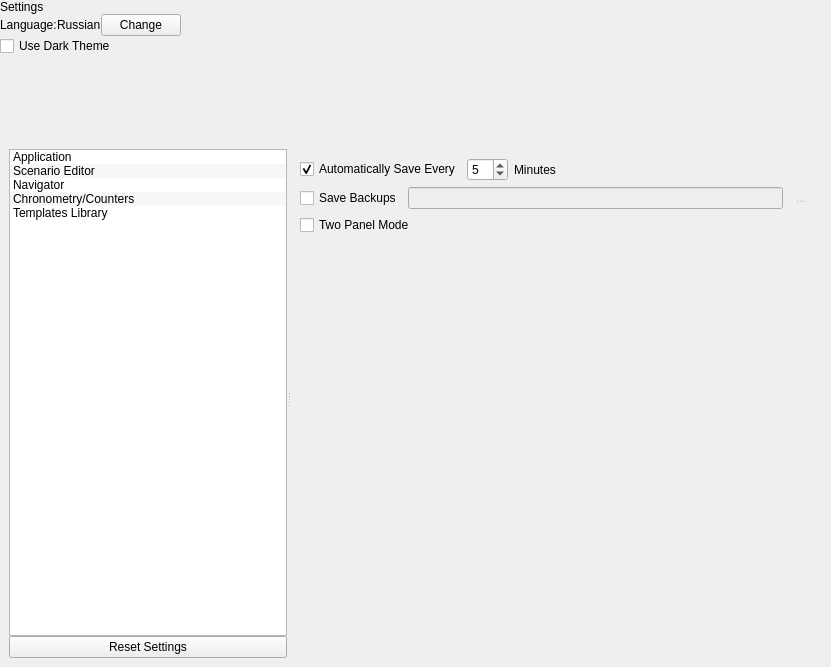
Qt form src/bin/scenarist-mobile/UserInterfaceLayer/Settings/SettingsView.ui (dimkanovikov/KITScenarist) before a commit.
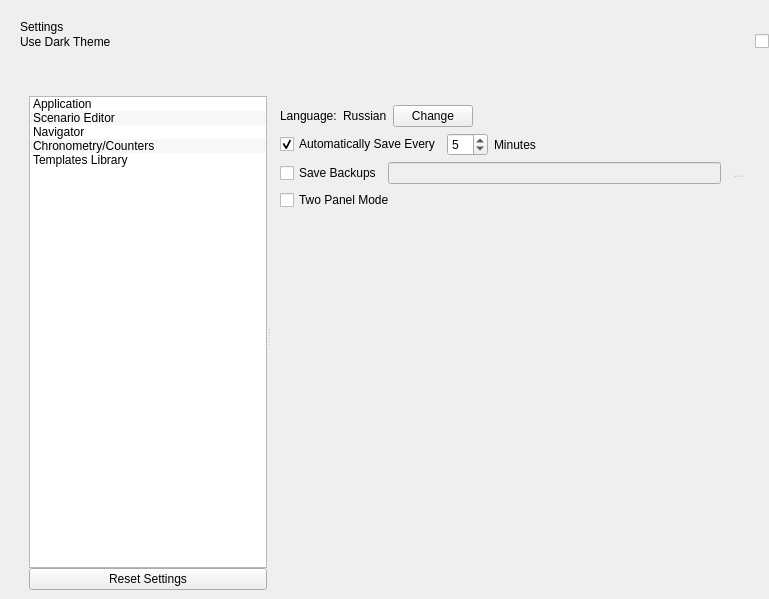
The same form after that commit. Icons and pictures are not drawn. Custom widgets are drawn as their Qt base class.

What changed in the file:
```diff
--- a/src/bin/scenarist-mobile/UserInterfaceLayer/Settings/SettingsView.ui
+++ b/src/bin/scenarist-mobile/UserInterfaceLayer/Settings/SettingsView.ui
@@ -6,8 +6,8 @@
    <rect>
     <x>0</x>
     <y>0</y>
-    <width>831</width>
-    <height>667</height>
+    <width>769</width>
+    <height>599</height>
    </rect>
   </property>
   <property name="windowTitle">
@@ -15,10 +15,10 @@
   </property>
   <layout class="QGridLayout" name="gridLayout">
    <property name="leftMargin">
-    <number>0</number>
+    <number>20</number>
    </property>
    <property name="topMargin">
-    <number>0</number>
+    <number>20</number>
    </property>
    <property name="rightMargin">
     <number>0</number>
@@ -29,45 +29,47 @@
    <property name="spacing">
     <number>0</number>
    </property>
-   <item row="1" column="0">
-    <layout class="QHBoxLayout" name="horizontalLayout_13">
-     <item>
-      <widget class="QLabel" name="label_31">
-       <property name="text">
-        <string>Language:</string>
-       </property>
-      </widget>
-     </item>
-     <item>
-      <widget class="QLabel" name="applicationLanguage">
-       <property name="text">
-        <string>Russian</string>
-       </property>
-      </widget>
-     </item>
-     <item>
-      <widget class="QPushButton" name="changeLanguage">
-       <property name="text">
-        <string>Change</string>
-       </property>
-      </widget>
-     </item>
-     <item>
-      <spacer name="horizontalSpacer_5">
-       <property name="orientation">
-        <enum>Qt::Horizontal</enum>
-       </property>
-       <property name="sizeHint" stdset="0">
-        <size>
-         <width>40</width>
-         <height>20</height>
-        </size>
-       </property>
-      </spacer>
-     </item>
-    </layout>
+   <item row="3" column="0" colspan="2">
+    <spacer name="verticalSpacer_7">
+     <property name="orientation">
+      <enum>Qt::Vertical</enum>
+     </property>
+     <property name="sizeHint" stdset="0">
+      <size>
+       <width>20</width>
+       <height>40</height>
+      </size>
+     </property>
+    </spacer>
    </item>
-   <item row="4" column="0">
+   <item row="2" column="1">
+    <widget class="QCheckBox" name="useDarkTheme">
+     <property name="text">
+      <string/>
+     </property>
+    </widget>
+   </item>
+   <item row="0" column="0" colspan="2">
+    <widget class="QLabel" name="toolbar">
+     <property name="text">
+      <string>Settings</string>
+     </property>
+    </widget>
+   </item>
+   <item row="2" column="0">
+    <widget class="QLabel" name="label_33">
+     <property name="sizePolicy">
+      <sizepolicy hsizetype="Expanding" vsizetype="Preferred">
+       <horstretch>0</horstretch>
+       <verstretch>0</verstretch>
+      </sizepolicy>
+     </property>
+     <property name="text">
+      <string>Use Dark Theme</string>
+     </property>
+    </widget>
+   </item>
+   <item row="4" column="0" colspan="2">
     <widget class="QWidget" name="oldContent" native="true">
      <layout class="QGridLayout" name="gridLayout_9">
       <item row="0" column="0">
@@ -347,6 +349,44 @@
                        </property>
                       </spacer>
                      </item>
+                     <item row="0" column="0">
+                      <layout class="QHBoxLayout" name="horizontalLayout_13">
+                       <item>
+                        <widget class="QLabel" name="label_31">
+                         <property name="text">
+                          <string>Language:</string>
+                         </property>
+                        </widget>
+                       </item>
+                       <item>
+                        <widget class="QLabel" name="applicationLanguage">
+                         <property name="text">
+                          <string>Russian</string>
+                         </property>
+                        </widget>
+                       </item>
+                       <item>
+                        <widget class="QPushButton" name="changeLanguage">
+                         <property name="text">
+                          <string>Change</string>
+                         </property>
+                        </widget>
+                       </item>
+                       <item>
+                        <spacer name="horizontalSpacer_5">
+                         <property name="orientation">
+                          <enum>Qt::Horizontal</enum>
+                         </property>
+                         <property name="sizeHint" stdset="0">
+                          <size>
+                           <width>40</width>
+                           <height>20</height>
+                          </size>
+                         </property>
+                        </spacer>
+                       </item>
+                      </layout>
+                     </item>
                     </layout>
                    </widget>
                    <widget class="QWidget" name="applicationPageModules">
@@ -2474,33 +2514,6 @@
      </layout>
     </widget>
    </item>
-   <item row="2" column="0">
-    <widget class="QCheckBox" name="useDarkTheme">
-     <property name="text">
-      <string>Use Dark Theme</string>
-     </property>
-    </widget>
-   </item>
-   <item row="0" column="0">
-    <widget class="QLabel" name="toolbar">
-     <property name="text">
-      <string>Settings</string>
-     </property>
-    </widget>
-   </item>
-   <item row="3" column="0">
-    <spacer name="verticalSpacer_7">
-     <property name="orientation">
-      <enum>Qt::Vertical</enum>
-     </property>
-     <property name="sizeHint" stdset="0">
-      <size>
-       <width>20</width>
-       <height>40</height>
-      </size>
-     </property>
-    </spacer>
-   </item>
   </layout>
  </widget>
  <customwidgets>
```
